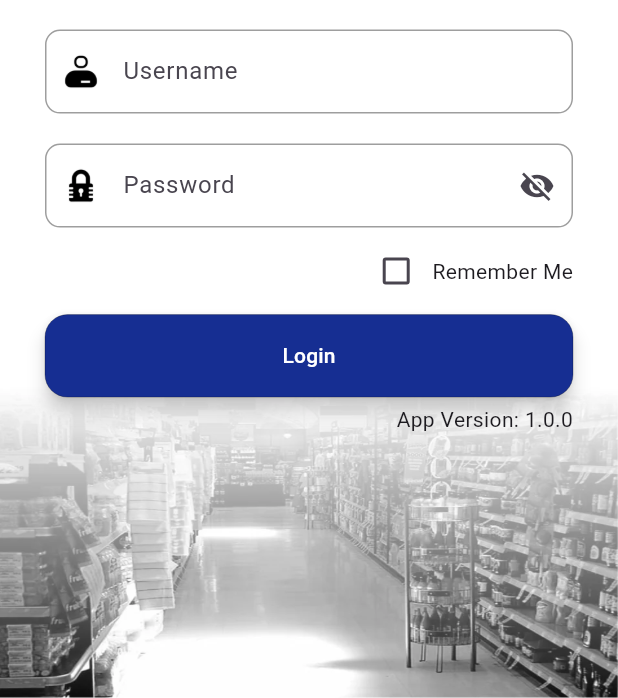
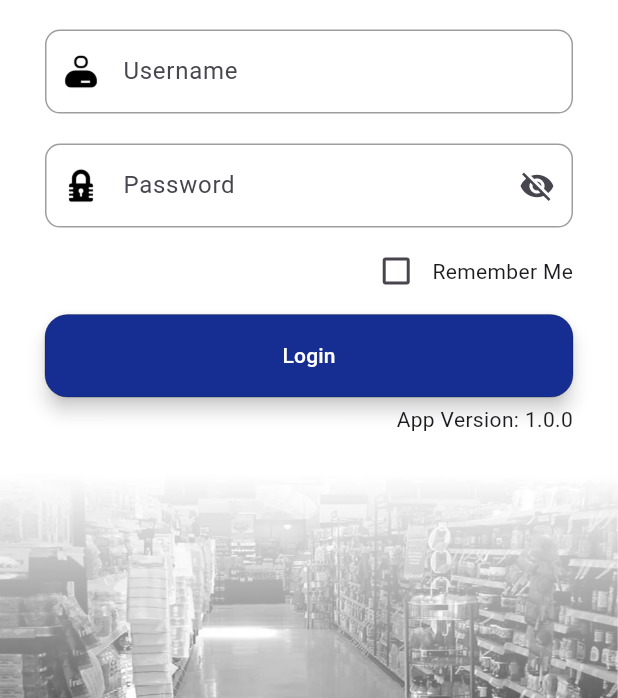
Before and after one commit to DebashisINT/ModernRetailFlutter, a Flutter app: the screen it shows after launch, on a phone screen of 412 x 824 dp, the part 538-1236 px from its top. Run offline on Flutter 3.47's test engine with Material 3 defaults, Android fonts, the light colour scheme and no system bars; our stand-ins replace connectivity_plus, dio, file_picker, floor, flutter_advanced_drawer, geocoding and 9 more; missing offline and left inert: dart:ffi; accounts and stored records are empty; generated files the repository leaves out were written again.

Commit message:
c login page db + design work

```diff
--- a/lib/screen/login_screen.dart
+++ b/lib/screen/login_screen.dart
@@ -86,26 +86,9 @@ class _LoginScreen extends State<LoginScreen> {
     );
     return Scaffold(
       backgroundColor: Colors.white,
-      resizeToAvoidBottomInset: false,
-      body: Stack(
-        children: [
-          Align(
-            alignment: Alignment.bottomCenter, // Aligns this child at the bottom
-            child: Container(
-              color: Colors.transparent, // Example bottom widget
-              height: MediaQuery.of(context).size.width * 0.55,
-              width: double.infinity,
-              child: Center(
-                child: Image.asset(
-                  'assets/images/login_bottom.webp', // Path to the bottom image asset
-                  width: double.infinity, // Makes the image stretch across the width
-                  //height: MediaQuery.of(context).size.height *.15, // Set the height of the bottom image
-                  fit: BoxFit.fill, // You can adjust this as needed
-                ),
-              ),
-            ),
-          ),
-          Center(
+      resizeToAvoidBottomInset: true,
+      body: SingleChildScrollView(
+        physics: ClampingScrollPhysics(),
         child: Column(
           children: [
             Image.asset(
@@ -264,20 +247,21 @@ class _LoginScreen extends State<LoginScreen> {
                 ],
               ),
             ),
+            Image.asset(
+              'assets/images/login_bottom.webp', // Path to the bottom image asset
+              //width: double.infinity, // Makes the image stretch across the width
+              height: MediaQuery.of(context).size.height * .30,
+              width: MediaQuery.of(context).size.width,
+              fit: BoxFit.fill, // You can adjust this as needed
+            )
           ],
         ),
-          ),
-        ],
       ),
     );
   }
 
   Future<void> doLogin(loginID,password) async {
     try {
-      /*showDialog(context: context, builder: (context) {
-        return Center(child: CircularProgressIndicator());
-      },);*/
-
       LoaderUtils().showLoader(context);
 
       final loginRequest = LoginRequest(login_id: loginID,login_password: password,app_version: "1.0.1",device_token: "");
@@ -287,13 +271,10 @@ class _LoginScreen extends State<LoginScreen> {
         await pref.setString('user_name', loginResponse.user_name);
         fetchData();
       }else{
-        //Navigator.of(context).pop();
         LoaderUtils().dismissLoader(context);
         ScaffoldMessenger.of(context).showSnackBar(SnackBar(content: Text(loginResponse.message)),);
       }
-
     } catch (error) {
-      //Navigator.of(context).pop();
       LoaderUtils().dismissLoader(context);
       print('Error: $error');
     }
@@ -312,7 +293,6 @@ class _LoginScreen extends State<LoginScreen> {
       Future<void> orderHistory = apiCallOrderHistory();
       // Wait for all of them to complete
       List<void> results = await Future.wait([storeType,store,statePin,product,productRate,productUOM,branch,stockHistory,orderHistory]);
-      //Navigator.of(context).pop();
       LoaderUtils().dismissLoader(context);
       pref.setBool('isLoggedIn', true);
       Navigator.pushReplacement(
```
Lines whose indentation alone changed are shown as unchanged.
